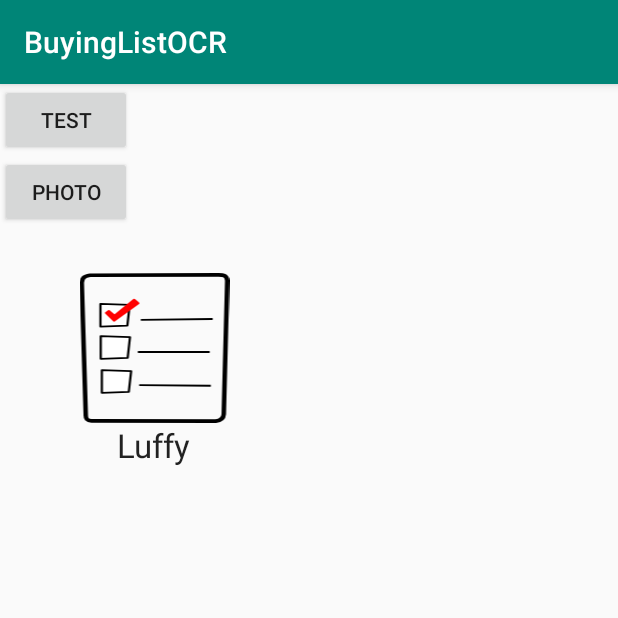
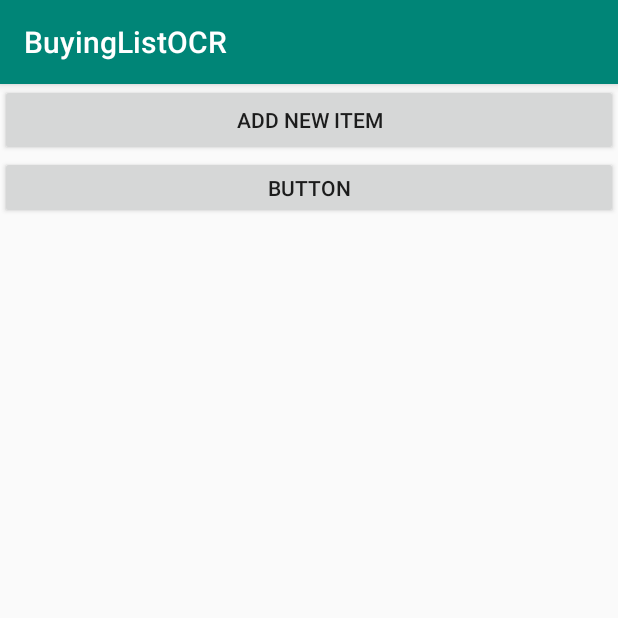
Before and after one commit to NathanLabbe/BuyingListOCR, an Android app: the screen it shows after launch (MainActivity before the commit, ListView after it), after a tap on "PHOTO", on a phone screen of 412 x 824 dp, the top half of it. Run offline under Robolectric (Android 15) with nearby library versions, the phone set to English and light mode, and no system bars; 1 other tap on this screen came first.

Commit message:
Ajoue de list view dans manifest

```diff
--- a/app/src/main/AndroidManifest.xml
+++ b/app/src/main/AndroidManifest.xml
@@ -18,6 +18,7 @@
         <activity android:name=".controller.ModifyElement"></activity>
         <activity android:name=".controller.AddElement" />
         <activity android:name=".controller.AppareilPhoto" />
+        <activity android:name=".controller.ListView" />
 
         <activity android:name=".controller.MainActivity">
 
--- a/app/src/main/java/com/example/buyinglistocr/controller/MainActivity.java
+++ b/app/src/main/java/com/example/buyinglistocr/controller/MainActivity.java
@@ -18,7 +18,9 @@
 
     private ListDAO listDAO;
 
-    ArrayList<String> test;
+    private ArrayList<String> test;
+
+    private Button button2;
 
     @Override
     protected void onCreate(Bundle savedInstanceState) {
@@ -53,7 +55,7 @@
 
         });
 
-        Button button2 = findViewById(R.id.test2);
+        button2 = findViewById(R.id.test2);
         button2.setOnClickListener(new View.OnClickListener() {
 
             @Override
--- a/app/src/main/res/layout/activity_list_view.xml
+++ b/app/src/main/res/layout/activity_list_view.xml
@@ -1,9 +1,12 @@
 <?xml version="1.0" encoding="utf-8"?>
-<LinearLayout xmlns:android="http://schemas.android.com/apk/res/android"
-    xmlns:app="http://schemas.android.com/apk/res-auto"
+<LinearLayout
+    xmlns:android="http://schemas.android.com/apk/res/android"
+    xmlns:app="http://schemas.android.com/apk/res-auto" xmlns:tools="http://schemas.android.com/tools"
     android:orientation="vertical"
     android:layout_width="fill_parent"
-    android:layout_height="fill_parent" >
+    android:layout_height="fill_parent"
+    tools:context=".controller.ListView">
+
 
     <Button
         android:id="@+id/activity_main_activity_add_new_item"
--- a/app/src/main/res/layout/activity_main.xml
+++ b/app/src/main/res/layout/activity_main.xml
@@ -5,7 +5,7 @@
     android:layout_width="match_parent"
     android:layout_height="match_parent"
     android:orientation="vertical"
-    tools:context=".MainActivity">
+    tools:context=".controller.MainActivity">
 
     <Button
         android:id="@+id/test"
```
